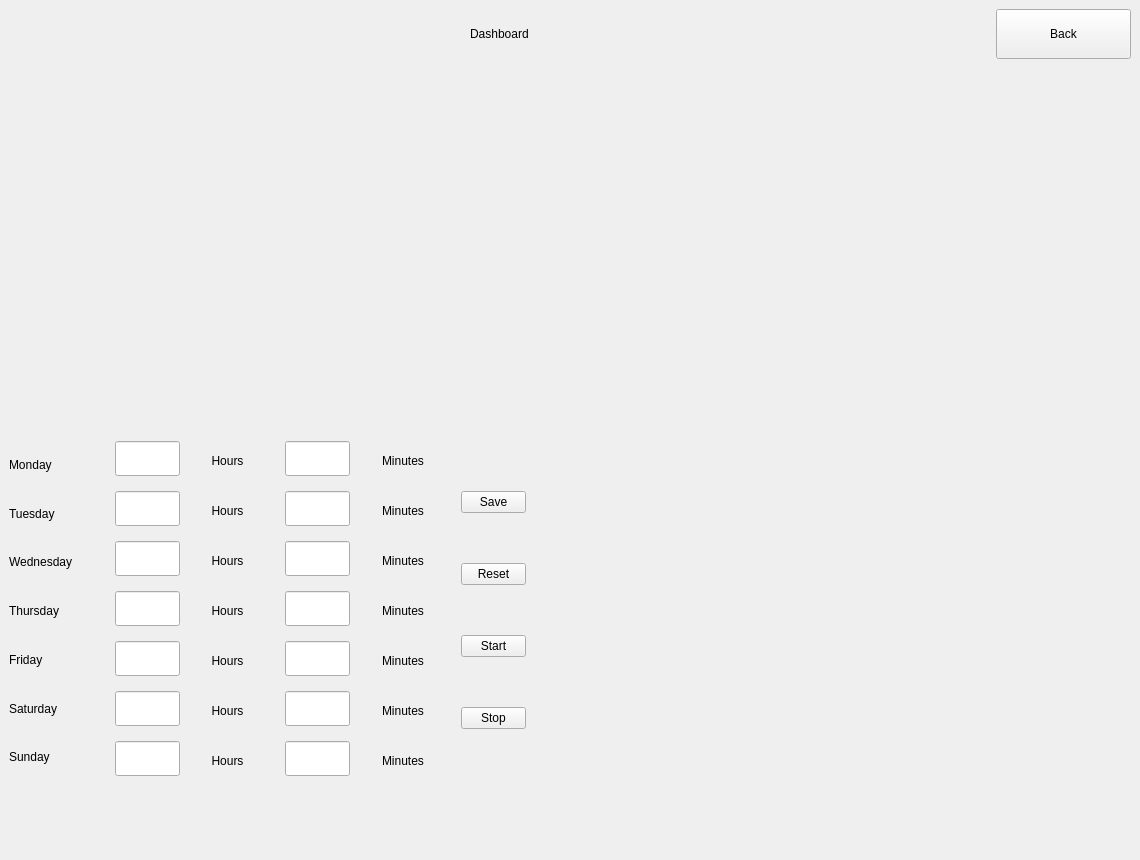
Before: the Qt Designer form main/UI/dashboard_test.ui in Demonim/Simargl-Study-Project, drawn with Qt 5.
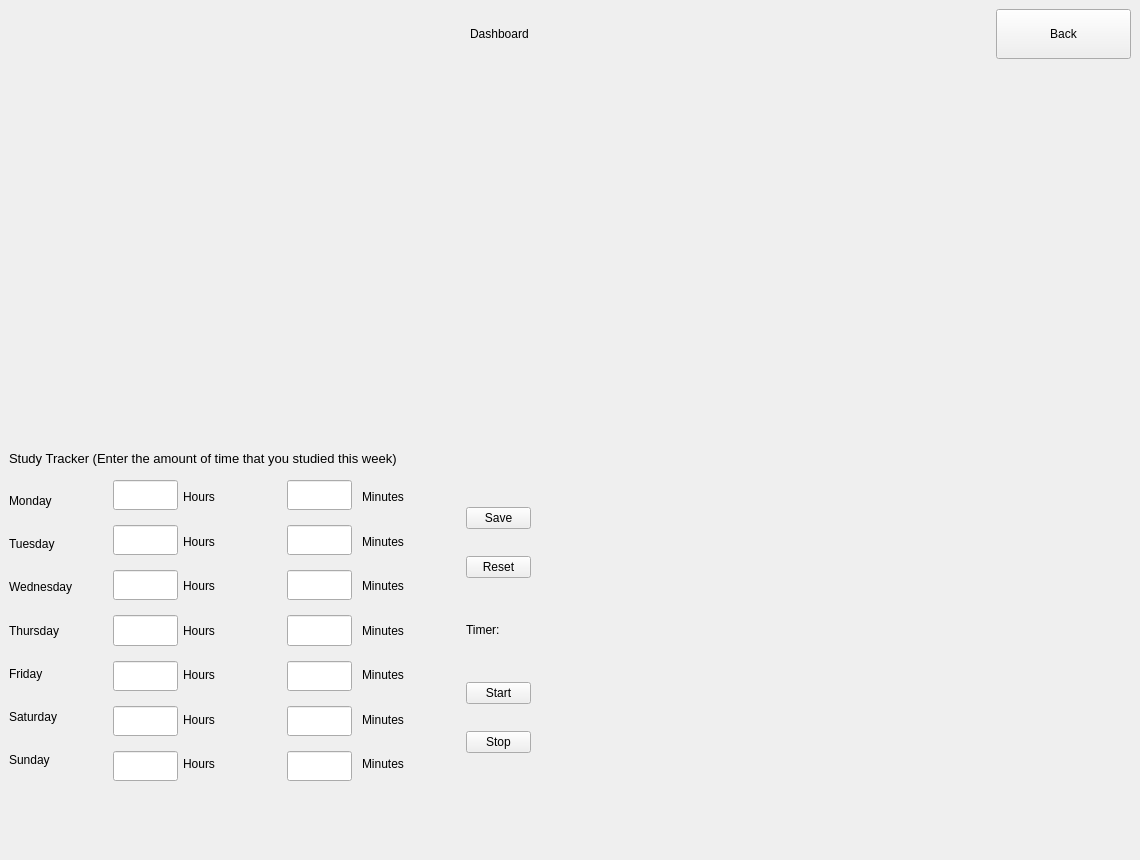
After: the same form once the commit is applied.

Patch:
```diff
--- a/main/UI/dashboard_test.ui
+++ b/main/UI/dashboard_test.ui
@@ -39,9 +39,11 @@
     </size>
    </property>
    <property name="styleSheet">
-    <string notr="true"/>
+    <string notr="true">QLabel#Tracker_Label {
+    font-size: 10pt;
+}</string>
    </property>
-   <layout class="QVBoxLayout" name="verticalLayout_6">
+   <layout class="QVBoxLayout" name="verticalLayout_8">
     <item>
      <layout class="QHBoxLayout" name="horizontalLayout" stretch="0,0,0,0">
       <item>
@@ -154,20 +156,32 @@
      </spacer>
     </item>
     <item>
-     <layout class="QHBoxLayout" name="horizontalLayout_4" stretch="1,1">
+     <layout class="QHBoxLayout" name="horizontalLayout_4" stretch="0,0">
       <property name="spacing">
        <number>50</number>
       </property>
       <item>
-       <layout class="QHBoxLayout" name="horizontalLayout_3" stretch="1,1,1,1,1,1">
+       <layout class="QVBoxLayout" name="verticalLayout_6" stretch="1,9">
         <property name="spacing">
-         <number>0</number>
+         <number>5</number>
+        </property>
+        <item>
+         <widget class="QLabel" name="Tracker_Label">
+          <property name="text">
+           <string>Study Tracker (Enter the amount of time that you studied this week)</string>
+          </property>
+         </widget>
+        </item>
+        <item>
+         <layout class="QHBoxLayout" name="horizontalLayout_3" stretch="10,10,10,10,10,12">
+          <property name="spacing">
+           <number>5</number>
         </property>
         <property name="leftMargin">
          <number>0</number>
         </property>
         <item>
-         <layout class="QVBoxLayout" name="verticalLayout_4">
+           <layout class="QVBoxLayout" name="verticalLayout_4" stretch="1,1,1,1,1,1,1">
           <property name="spacing">
            <number>1</number>
           </property>
@@ -223,7 +237,7 @@
          </layout>
         </item>
         <item>
-         <layout class="QVBoxLayout" name="verticalLayout_2">
+           <layout class="QVBoxLayout" name="verticalLayout_2" stretch="1,1,1,1,1,1,1">
           <property name="spacing">
            <number>15</number>
           </property>
@@ -238,9 +252,6 @@
               <height>35</height>
              </size>
             </property>
-            <property name="alignment">
-             <set>Qt::AlignmentFlag::AlignCenter</set>
-            </property>
            </widget>
           </item>
           <item>
@@ -251,9 +262,6 @@
               <height>35</height>
              </size>
             </property>
-            <property name="alignment">
-             <set>Qt::AlignmentFlag::AlignCenter</set>
-            </property>
            </widget>
           </item>
           <item>
@@ -267,9 +275,6 @@
             <property name="text">
              <string/>
             </property>
-            <property name="alignment">
-             <set>Qt::AlignmentFlag::AlignCenter</set>
-            </property>
            </widget>
           </item>
           <item>
@@ -280,9 +285,6 @@
               <height>35</height>
              </size>
             </property>
-            <property name="alignment">
-             <set>Qt::AlignmentFlag::AlignCenter</set>
-            </property>
            </widget>
           </item>
           <item>
@@ -293,9 +295,6 @@
               <height>35</height>
              </size>
             </property>
-            <property name="alignment">
-             <set>Qt::AlignmentFlag::AlignCenter</set>
-            </property>
            </widget>
           </item>
           <item>
@@ -312,9 +311,6 @@
               <height>35</height>
              </size>
             </property>
-            <property name="alignment">
-             <set>Qt::AlignmentFlag::AlignCenter</set>
-            </property>
            </widget>
           </item>
           <item>
@@ -325,15 +321,12 @@
               <height>35</height>
              </size>
             </property>
-            <property name="alignment">
-             <set>Qt::AlignmentFlag::AlignCenter</set>
-            </property>
            </widget>
           </item>
          </layout>
         </item>
         <item>
-         <layout class="QVBoxLayout" name="verticalLayout_5">
+           <layout class="QVBoxLayout" name="verticalLayout_5" stretch="1,1,1,1,1,1,1">
           <property name="spacing">
            <number>10</number>
           </property>
@@ -360,9 +353,6 @@
             <property name="text">
              <string>Hours</string>
             </property>
-            <property name="alignment">
-             <set>Qt::AlignmentFlag::AlignCenter</set>
-            </property>
            </widget>
           </item>
           <item>
@@ -376,9 +366,6 @@
             <property name="text">
              <string>Hours</string>
             </property>
-            <property name="alignment">
-             <set>Qt::AlignmentFlag::AlignCenter</set>
-            </property>
            </widget>
           </item>
           <item>
@@ -392,9 +379,6 @@
             <property name="text">
              <string>Hours</string>
             </property>
-            <property name="alignment">
-             <set>Qt::AlignmentFlag::AlignCenter</set>
-            </property>
            </widget>
           </item>
           <item>
@@ -408,9 +392,6 @@
             <property name="text">
              <string>Hours</string>
             </property>
-            <property name="alignment">
-             <set>Qt::AlignmentFlag::AlignCenter</set>
-            </property>
            </widget>
           </item>
           <item>
@@ -424,9 +405,6 @@
             <property name="text">
              <string>Hours</string>
             </property>
-            <property name="alignment">
-             <set>Qt::AlignmentFlag::AlignCenter</set>
-            </property>
            </widget>
           </item>
           <item>
@@ -440,9 +418,6 @@
             <property name="text">
              <string>Hours</string>
             </property>
-            <property name="alignment">
-             <set>Qt::AlignmentFlag::AlignCenter</set>
-            </property>
            </widget>
           </item>
           <item>
@@ -456,15 +431,12 @@
             <property name="text">
              <string>Hours</string>
             </property>
-            <property name="alignment">
-             <set>Qt::AlignmentFlag::AlignCenter</set>
-            </property>
            </widget>
           </item>
          </layout>
         </item>
         <item>
-         <layout class="QVBoxLayout" name="verticalLayout_3">
+           <layout class="QVBoxLayout" name="verticalLayout_3" stretch="1,1,1,1,1,1,1">
           <property name="spacing">
            <number>15</number>
           </property>
@@ -482,9 +454,6 @@
               <height>35</height>
              </size>
             </property>
-            <property name="alignment">
-             <set>Qt::AlignmentFlag::AlignCenter</set>
-            </property>
            </widget>
           </item>
           <item>
@@ -498,9 +467,6 @@
             <property name="text">
              <string/>
             </property>
-            <property name="alignment">
-             <set>Qt::AlignmentFlag::AlignCenter</set>
-            </property>
            </widget>
           </item>
           <item>
@@ -511,9 +477,6 @@
               <height>35</height>
              </size>
             </property>
-            <property name="alignment">
-             <set>Qt::AlignmentFlag::AlignCenter</set>
-            </property>
            </widget>
           </item>
           <item>
@@ -524,9 +487,6 @@
               <height>35</height>
              </size>
             </property>
-            <property name="alignment">
-             <set>Qt::AlignmentFlag::AlignCenter</set>
-            </property>
            </widget>
           </item>
           <item>
@@ -537,9 +497,6 @@
               <height>35</height>
              </size>
             </property>
-            <property name="alignment">
-             <set>Qt::AlignmentFlag::AlignCenter</set>
-            </property>
            </widget>
           </item>
           <item>
@@ -550,9 +507,6 @@
               <height>35</height>
              </size>
             </property>
-            <property name="alignment">
-             <set>Qt::AlignmentFlag::AlignCenter</set>
-            </property>
            </widget>
           </item>
           <item>
@@ -563,15 +517,12 @@
               <height>35</height>
              </size>
             </property>
-            <property name="alignment">
-             <set>Qt::AlignmentFlag::AlignCenter</set>
-            </property>
            </widget>
           </item>
          </layout>
         </item>
         <item>
-         <layout class="QVBoxLayout" name="verticalLayout">
+           <layout class="QVBoxLayout" name="verticalLayout" stretch="1,1,1,1,1,1,1">
           <property name="spacing">
            <number>10</number>
           </property>
@@ -595,9 +546,6 @@
             <property name="text">
              <string>Minutes</string>
             </property>
-            <property name="alignment">
-             <set>Qt::AlignmentFlag::AlignCenter</set>
-            </property>
            </widget>
           </item>
           <item>
@@ -617,9 +565,6 @@
             <property name="text">
              <string>Minutes</string>
             </property>
-            <property name="alignment">
-             <set>Qt::AlignmentFlag::AlignCenter</set>
-            </property>
            </widget>
           </item>
           <item>
@@ -639,9 +584,6 @@
             <property name="text">
              <string>Minutes</string>
             </property>
-            <property name="alignment">
-             <set>Qt::AlignmentFlag::AlignCenter</set>
-            </property>
            </widget>
           </item>
           <item>
@@ -655,9 +597,6 @@
             <property name="text">
              <string>Minutes</string>
             </property>
-            <property name="alignment">
-             <set>Qt::AlignmentFlag::AlignCenter</set>
-            </property>
            </widget>
           </item>
           <item>
@@ -671,9 +610,6 @@
             <property name="text">
              <string>Minutes</string>
             </property>
-            <property name="alignment">
-             <set>Qt::AlignmentFlag::AlignCenter</set>
-            </property>
            </widget>
           </item>
           <item>
@@ -687,9 +623,6 @@
             <property name="text">
              <string>Minutes</string>
             </property>
-            <property name="alignment">
-             <set>Qt::AlignmentFlag::AlignCenter</set>
-            </property>
            </widget>
           </item>
           <item>
@@ -703,15 +636,12 @@
             <property name="text">
              <string>Minutes</string>
             </property>
-            <property name="alignment">
-             <set>Qt::AlignmentFlag::AlignCenter</set>
-            </property>
            </widget>
           </item>
          </layout>
         </item>
         <item>
-         <layout class="QVBoxLayout" name="verticalLayout_7">
+           <layout class="QVBoxLayout" name="verticalLayout_7" stretch="1,1,1,1,1">
           <property name="spacing">
            <number>0</number>
           </property>
@@ -744,6 +674,22 @@
             </property>
            </widget>
           </item>
+            <item>
+             <widget class="QLabel" name="Timer">
+              <property name="maximumSize">
+               <size>
+                <width>16777215</width>
+                <height>50</height>
+               </size>
+              </property>
+              <property name="text">
+               <string>Timer:</string>
+              </property>
+              <property name="alignment">
+               <set>Qt::AlignmentFlag::AlignLeading|Qt::AlignmentFlag::AlignLeft|Qt::AlignmentFlag::AlignVCenter</set>
+              </property>
+             </widget>
+            </item>
           <item>
            <widget class="QPushButton" name="Start_Button">
             <property name="maximumSize">
@@ -774,14 +720,22 @@
         </item>
        </layout>
       </item>
+       </layout>
+      </item>
       <item>
        <widget class="QWidget" name="Dashboard_3" native="true">
         <property name="minimumSize">
          <size>
-          <width>555</width>
+          <width>550</width>
           <height>340</height>
          </size>
         </property>
+        <property name="maximumSize">
+         <size>
+          <width>900</width>
+          <height>16777215</height>
+         </size>
+        </property>
        </widget>
       </item>
      </layout>
```
Lines whose indentation alone changed are shown as unchanged.
